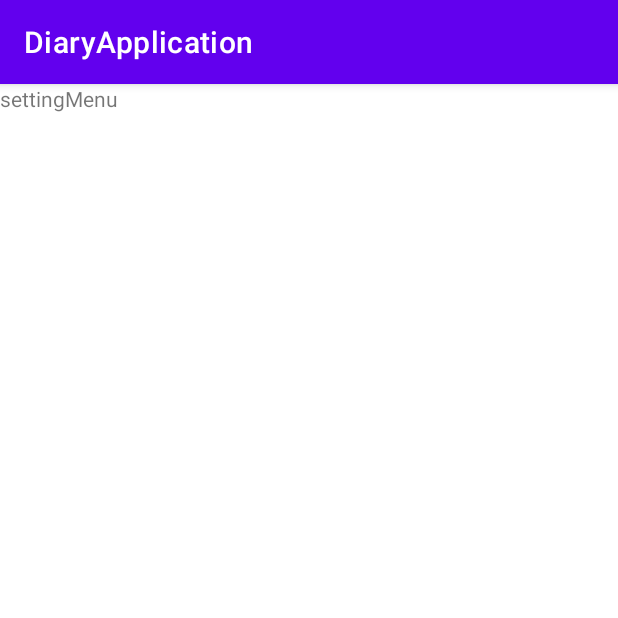
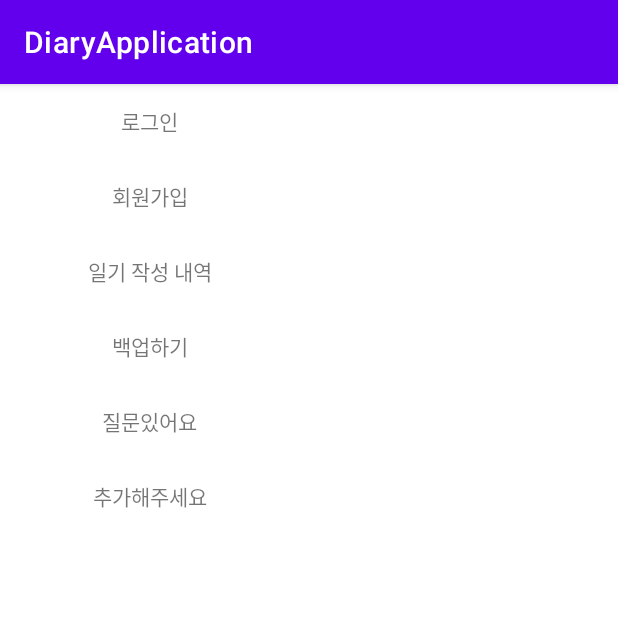
Before and after one commit to Mitty0719/toyproject_diaryapp, an Android app: the fragment SettingmenuFragment shown on its own in the app's theme, on a phone screen of 412 x 824 dp, the top half of it. Run offline under Robolectric (Android 15) with nearby library versions, the phone set to English and light mode, and no system bars.

Commit message:
add LayoutDesign

```diff
--- a/app/src/main/res/layout/fragment_settingmenu.xml
+++ b/app/src/main/res/layout/fragment_settingmenu.xml
@@ -5,10 +5,89 @@
     android:layout_height="match_parent"
     tools:context=".Fragment.SettingmenuFragment">
 
-    <!-- TODO: Update blank fragment layout -->
-    <TextView
+    <LinearLayout
         android:layout_width="match_parent"
         android:layout_height="match_parent"
-        android:text="settingMenu" />
+        android:orientation="vertical">
+
+        <LinearLayout
+            android:layout_width="200dp"
+            android:layout_height="50dp"
+            android:gravity="center"
+            android:orientation="horizontal">
+
+            <TextView
+                android:id="@+id/textView"
+                android:layout_width="wrap_content"
+                android:layout_height="wrap_content"
+                android:text="로그인" />
+
+        </LinearLayout>
+
+        <LinearLayout
+            android:layout_width="200dp"
+            android:layout_height="50dp"
+            android:gravity="center"
+            android:orientation="horizontal">
+
+            <TextView
+                android:id="@+id/textView2"
+                android:layout_width="wrap_content"
+                android:layout_height="wrap_content"
+                android:text="회원가입" />
+        </LinearLayout>
+
+        <LinearLayout
+            android:layout_width="200dp"
+            android:layout_height="50dp"
+            android:gravity="center"
+            android:orientation="horizontal">
+
+            <TextView
+                android:id="@+id/textView3"
+                android:layout_width="wrap_content"
+                android:layout_height="wrap_content"
+                android:text="일기 작성 내역" />
+        </LinearLayout>
+
+        <LinearLayout
+            android:layout_width="200dp"
+            android:layout_height="50dp"
+            android:gravity="center"
+            android:orientation="horizontal">
+
+            <TextView
+                android:id="@+id/textView4"
+                android:layout_width="wrap_content"
+                android:layout_height="wrap_content"
+                android:text="백업하기" />
+        </LinearLayout>
+
+        <LinearLayout
+            android:layout_width="200dp"
+            android:layout_height="50dp"
+            android:gravity="center"
+            android:orientation="horizontal">
+
+            <TextView
+                android:id="@+id/textView5"
+                android:layout_width="wrap_content"
+                android:layout_height="wrap_content"
+                android:text="질문있어요" />
+        </LinearLayout>
+
+        <LinearLayout
+            android:layout_width="200dp"
+            android:layout_height="50dp"
+            android:gravity="center"
+            android:orientation="horizontal">
+
+            <TextView
+                android:id="@+id/textView6"
+                android:layout_width="wrap_content"
+                android:layout_height="wrap_content"
+                android:text="추가해주세요" />
+        </LinearLayout>
+    </LinearLayout>
 
 </FrameLayout>
```
Also changed, not shown: app/src/main/java/com/example/diaryapplication/Fragment/WriteboardFragment.java (+31 -1 lines), app/src/main/res/layout/fragment_writeboard.xml (+35 -5 lines).
